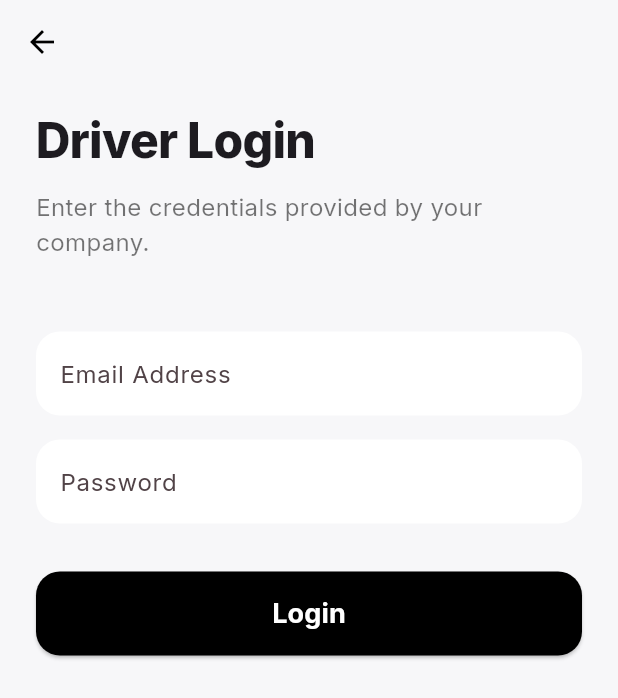
After one commit to nitinc4/T-and-T, a Flutter app: the DriverLoginScreen screen opened by its route, on a phone screen of 412 x 824 dp. The commit adds this screen. Shown: the top 698 px of the screen. Run offline on Flutter 3.47's test engine with Material 3 defaults, Android fonts, the light colour scheme and no system bars; our stand-ins replace dio, flutter_riverpod, go_router, google_fonts, shared_preferences; accounts and stored records are empty; network calls fail.

Commit message:
feat: Implement Driver Mobile App Flow

```diff
--- a/mobile_app/lib/core/routing/app_router.dart
+++ b/mobile_app/lib/core/routing/app_router.dart
@@ -5,6 +5,8 @@ import '../../features/onboarding/client_selection.dart';
 import '../../features/customer/customer_dashboard.dart';
 
 import '../../features/customer/package_details_screen.dart';
+import '../../features/driver/driver_login_screen.dart';
+import '../../features/driver/driver_dashboard.dart';
 
 final appRouter = GoRouter(
   initialLocation: '/',
@@ -32,6 +34,13 @@ final appRouter = GoRouter(
         return PackageDetailsScreen(packageData: packageData);
       },
     ),
-    // TODO: Add Driver Dashboard Route
+    GoRoute(
+      path: '/driver-login',
+      builder: (context, state) => const DriverLoginScreen(),
+    ),
+    GoRoute(
+      path: '/driver-dashboard',
+      builder: (context, state) => const DriverDashboard(),
+    ),
   ],
 );
--- /dev/null
+++ b/mobile_app/lib/features/driver/driver_login_screen.dart
@@ -0,0 +1,156 @@
+import 'package:flutter/material.dart';
+import 'package:go_router/go_router.dart';
+import 'package:shared_preferences/shared_preferences.dart';
+import '../../core/network/api_client.dart';
+
+class DriverLoginScreen extends StatefulWidget {
+  const DriverLoginScreen({super.key});
+
+  @override
+  State<DriverLoginScreen> createState() => _DriverLoginScreenState();
+}
+
+class _DriverLoginScreenState extends State<DriverLoginScreen> {
+  final _emailController = TextEditingController();
+  final _passwordController = TextEditingController();
+  bool _isLoading = false;
+  String? _error;
+
+  Future<void> _login() async {
+    if (_emailController.text.isEmpty || _passwordController.text.isEmpty) {
+      setState(() => _error = 'Please enter email and password');
+      return;
+    }
+
+    setState(() {
+      _isLoading = true;
+      _error = null;
+    });
+
+    try {
+      final prefs = await SharedPreferences.getInstance();
+      final companyId = prefs.getString('companyId');
+
+      final response = await ApiClient().dio.post('/auth/login', data: {
+        'email': _emailController.text.trim(),
+        'password': _passwordController.text,
+        'companyId': companyId,
+      });
+
+      if (response.data['role'] != 'Driver') {
+        setState(() {
+          _error = 'Not authorized as a driver';
+          _isLoading = false;
+        });
+        return;
+      }
+
+      await prefs.setString('token', response.data['token']);
+      await prefs.setString('userId', response.data['_id']);
+      await prefs.setString('userName', response.data['name']);
+
+      if (mounted) {
+        context.go('/driver-dashboard');
+      }
+    } catch (e) {
+      setState(() {
+        _error = 'Invalid credentials';
+        _isLoading = false;
+      });
+    }
+  }
+
+  @override
+  Widget build(BuildContext context) {
+    return Scaffold(
+      backgroundColor: const Color(0xFFF7F7F9),
+      appBar: AppBar(
+        backgroundColor: Colors.transparent,
+        elevation: 0,
+        leading: IconButton(
+          icon: const Icon(Icons.arrow_back, color: Colors.black),
+          onPressed: () => context.pop(),
+        ),
+      ),
+      body: SafeArea(
+        child: SingleChildScrollView(
+          padding: const EdgeInsets.symmetric(horizontal: 24.0),
+          child: Column(
+            crossAxisAlignment: CrossAxisAlignment.start,
+            children: [
+              const SizedBox(height: 20),
+              const Text(
+                'Driver Login',
+                style: TextStyle(
+                  fontSize: 32,
+                  fontWeight: FontWeight.w800,
+                  height: 1.1,
+                  letterSpacing: -0.5,
+                ),
+              ),
+              const SizedBox(height: 16),
+              const Text(
+                'Enter the credentials provided by your company.',
+                style: TextStyle(
+                  fontSize: 16,
+                  color: Colors.black54,
+                ),
+              ),
+              const SizedBox(height: 48),
+              if (_error != null) ...[
+                Container(
+                  padding: const EdgeInsets.all(12),
+                  decoration: BoxDecoration(color: Colors.red.withOpacity(0.1), borderRadius: BorderRadius.circular(12)),
+                  child: Row(
+                    children: [
+                      const Icon(Icons.error_outline, color: Colors.red),
+                      const SizedBox(width: 8),
+                      Expanded(child: Text(_error!, style: const TextStyle(color: Colors.red))),
+                    ],
+                  ),
+                ),
+                const SizedBox(height: 24),
+              ],
+              TextField(
+                controller: _emailController,
+                keyboardType: TextInputType.emailAddress,
+                decoration: InputDecoration(
+                  labelText: 'Email Address',
+                  filled: true,
+                  fillColor: Colors.white,
+                  border: OutlineInputBorder(borderRadius: BorderRadius.circular(16), borderSide: BorderSide.none),
+                ),
+              ),
+              const SizedBox(height: 16),
+              TextField(
+                controller: _passwordController,
+                obscureText: true,
+                decoration: InputDecoration(
+                  labelText: 'Password',
+                  filled: true,
+                  fillColor: Colors.white,
+                  border: OutlineInputBorder(borderRadius: BorderRadius.circular(16), borderSide: BorderSide.none),
+                ),
+              ),
+              const SizedBox(height: 32),
+              SizedBox(
+                width: double.infinity,
+                height: 56,
+                child: ElevatedButton(
+                  onPressed: _isLoading ? null : _login,
+                  style: ElevatedButton.styleFrom(
+                    backgroundColor: Colors.black,
+                    shape: RoundedRectangleBorder(borderRadius: BorderRadius.circular(16)),
+                  ),
+                  child: _isLoading
+                    ? const SizedBox(height: 24, width: 24, child: CircularProgressIndicator(color: Colors.white, strokeWidth: 2))
+                    : const Text('Login', style: TextStyle(fontSize: 18, fontWeight: FontWeight.bold, color: Colors.white)),
+                ),
+              ),
+            ],
+          ),
+        ),
+      ),
+    );
+  }
+}
--- a/mobile_app/lib/features/onboarding/client_selection.dart
+++ b/mobile_app/lib/features/onboarding/client_selection.dart
@@ -45,8 +45,7 @@ class _ClientSelectionScreenState extends State<ClientSelectionScreen> {
       if (role == 'Customer') {
         context.go('/customer-dashboard');
       } else {
-        // TODO: Go to Driver Dashboard / Auth
-        ScaffoldMessenger.of(context).showSnackBar(const SnackBar(content: Text('Driver app coming soon')));
+        context.go('/driver-login');
       }
     }
   }
```
Also changed, not shown: mobile_app/lib/features/driver/driver_dashboard.dart (added, +292 -0 lines), 4 other files.
